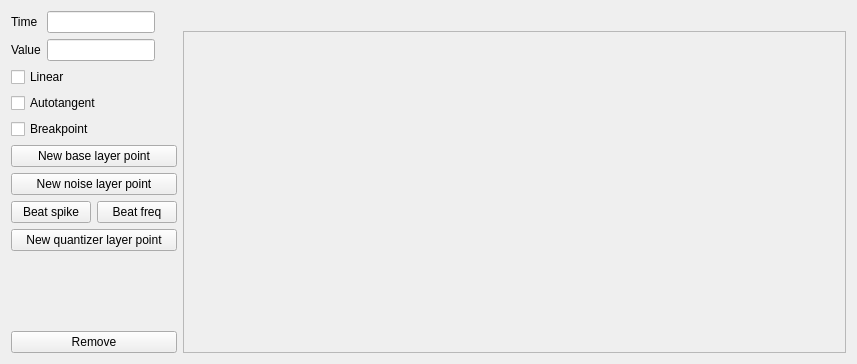
aedm/zengine, file zengarden/source/forms/splineeditor.ui: the form before one commit.
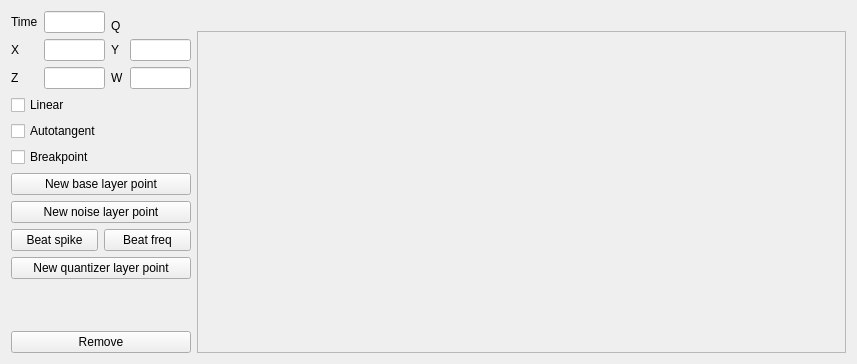
The form after the commit.

Patch:
```diff
--- a/zengarden/source/forms/splineeditor.ui
+++ b/zengarden/source/forms/splineeditor.ui
@@ -28,6 +28,12 @@
        <height>0</height>
       </size>
      </property>
+     <property name="maximumSize">
+      <size>
+       <width>180</width>
+       <height>16777215</height>
+      </size>
+     </property>
      <layout class="QVBoxLayout" name="verticalLayout">
       <property name="leftMargin">
        <number>0</number>
@@ -42,6 +48,27 @@
        <number>0</number>
       </property>
       <item>
+       <widget class="QWidget" name="widget_4" native="true">
+        <property name="sizePolicy">
+         <sizepolicy hsizetype="Preferred" vsizetype="Preferred">
+          <horstretch>0</horstretch>
+          <verstretch>0</verstretch>
+         </sizepolicy>
+        </property>
+        <layout class="QHBoxLayout" name="horizontalLayout_4">
+         <property name="leftMargin">
+          <number>0</number>
+         </property>
+         <property name="topMargin">
+          <number>0</number>
+         </property>
+         <property name="rightMargin">
+          <number>0</number>
+         </property>
+         <property name="bottomMargin">
+          <number>0</number>
+         </property>
+         <item>
        <layout class="QFormLayout" name="formLayout">
         <property name="sizeConstraint">
          <enum>QLayout::SetDefaultConstraint</enum>
@@ -49,6 +76,9 @@
         <property name="fieldGrowthPolicy">
          <enum>QFormLayout::FieldsStayAtSizeHint</enum>
         </property>
+           <property name="labelAlignment">
+            <set>Qt::AlignLeading|Qt::AlignLeft|Qt::AlignTop</set>
+           </property>
         <property name="verticalSpacing">
          <number>6</number>
         </property>
@@ -72,14 +102,67 @@
         <item row="2" column="0">
          <widget class="QLabel" name="label">
           <property name="text">
-           <string>Value</string>
+              <string>X</string>
           </property>
          </widget>
         </item>
         <item row="2" column="1">
          <widget class="QLineEdit" name="valueLineEdit"/>
         </item>
-       </layout>
+           <item row="3" column="0">
+            <widget class="QLabel" name="label_2">
+             <property name="text">
+              <string>Z</string>
+             </property>
+            </widget>
+           </item>
+           <item row="3" column="1">
+            <widget class="QLineEdit" name="lineEdit"/>
+           </item>
+          </layout>
+         </item>
+         <item>
+          <layout class="QFormLayout" name="formLayout_2">
+           <property name="fieldGrowthPolicy">
+            <enum>QFormLayout::AllNonFixedFieldsGrow</enum>
+           </property>
+           <property name="labelAlignment">
+            <set>Qt::AlignLeading|Qt::AlignLeft|Qt::AlignTop</set>
+           </property>
+           <property name="formAlignment">
+            <set>Qt::AlignBottom|Qt::AlignLeading|Qt::AlignLeft</set>
+           </property>
+           <item row="1" column="0">
+            <widget class="QLabel" name="label_3">
+             <property name="text">
+              <string>Y</string>
+             </property>
+            </widget>
+           </item>
+           <item row="0" column="0">
+            <widget class="QLabel" name="label_4">
+             <property name="text">
+              <string>Q</string>
+             </property>
+            </widget>
+           </item>
+           <item row="1" column="1">
+            <widget class="QLineEdit" name="lineEdit_2"/>
+           </item>
+           <item row="2" column="0">
+            <widget class="QLabel" name="label_5">
+             <property name="text">
+              <string>W</string>
+             </property>
+            </widget>
+           </item>
+           <item row="2" column="1">
+            <widget class="QLineEdit" name="lineEdit_3"/>
+           </item>
+          </layout>
+         </item>
+        </layout>
+       </widget>
       </item>
       <item>
        <widget class="QCheckBox" name="linearCheckBox">
```
Lines whose indentation alone changed are shown as unchanged.
